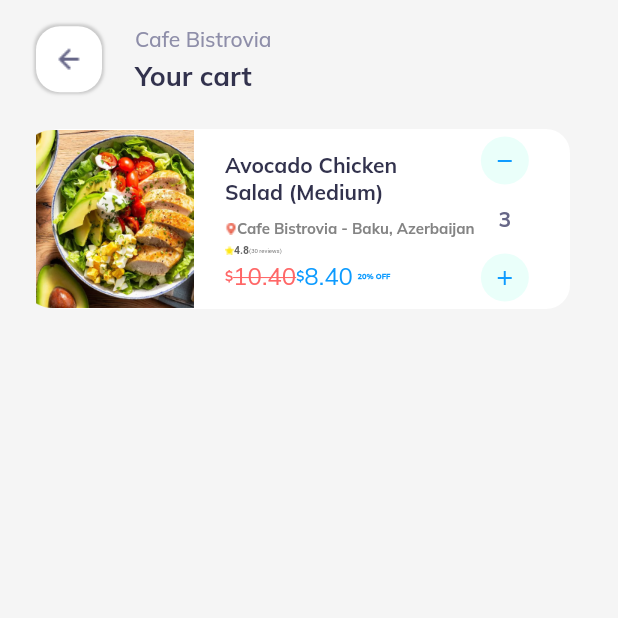
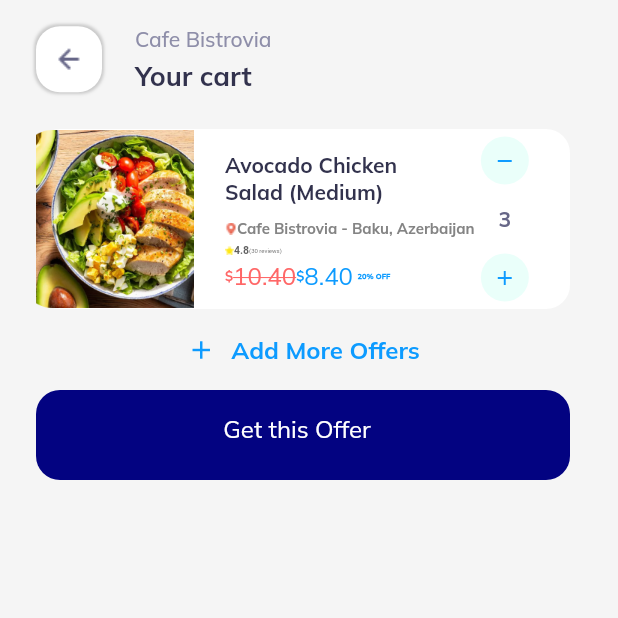
Before and after one commit to hammadkahn/Gigi_mechat, a Flutter app: the Cart_user screen opened directly, on a phone screen of 412 x 824 dp, the top half of it. Run offline on Flutter 3.47's test engine with Material 2 defaults, Android fonts, the light colour scheme and no system bars; drawn by our look-alikes of flutter_slidable; our stand-ins replace carousel_slider, modal_bottom_sheet, percent_indicator, pin_code_fields, shared_preferences, smooth_page_indicator; missing offline and left inert: qr_code_scanner; accounts and stored records are empty; Roboto replaces fonts that are missing (Poppins); project files that could hold a hidden picture were left out.

Commit message:
user app progress

```diff
--- a/lib/user_app/user_menu/cart_user.dart
+++ b/lib/user_app/user_menu/cart_user.dart
@@ -2,7 +2,9 @@ import 'package:flutter/material.dart';
 import 'package:flutter/src/foundation/key.dart';
 import 'package:flutter/src/widgets/framework.dart';
 import 'package:flutter_slidable/flutter_slidable.dart';
+import 'package:gigi_app/shared/custom_button.dart';
 import 'package:gigi_app/user_app/user_menu/cart_deals.dart';
+import 'package:gigi_app/user_app/user_menu/order_status3.dart';
 
 class Cart_user extends StatelessWidget {
   const Cart_user({Key? key}) : super(key: key);
@@ -80,7 +82,38 @@ class Cart_user extends StatelessWidget {
                           ]),
                           child: cart_deals(),
                         ),
-                      )
+                      ),
+                      Container(
+                        width: MediaQuery.of(context).size.width,
+                        height: 54,
+                        child: Center(
+                          child: Row(
+                            mainAxisAlignment: MainAxisAlignment.center,
+                            children: [
+                              Icon(
+                                Icons.add,
+                                color: Color(0xff0D9BFF),
+                                size: 20,
+                              ),
+                              Padding(
+                                padding: const EdgeInsets.only(left: 10),
+                                child: Text('Add More Offers',
+                                    style: TextStyle(
+                                        fontFamily: 'Mulish',
+                                        fontSize: 16,
+                                        fontWeight: FontWeight.w600,
+                                        color: Color(0xff0D9BFF))),
+                              ),
+                            ],
+                          ),
+                        ),
+                      ),
+                      CustomButton(
+                          text: 'Get this Offer',
+                          onPressed: () {
+                            Navigator.of(context).push(
+                                MaterialPageRoute(builder: (_) => status_3()));
+                          })
                     ]))));
   }
 }
--- /dev/null
+++ b/lib/user_app/user_menu/order_status3.dart
@@ -0,0 +1,12 @@
+import 'package:flutter/material.dart';
+import 'package:flutter/src/foundation/key.dart';
+import 'package:flutter/src/widgets/framework.dart';
+
+class status_3 extends StatelessWidget {
+  const status_3({Key? key}) : super(key: key);
+
+  @override
+  Widget build(BuildContext context) {
+    return Scaffold();
+  }
+}
```
